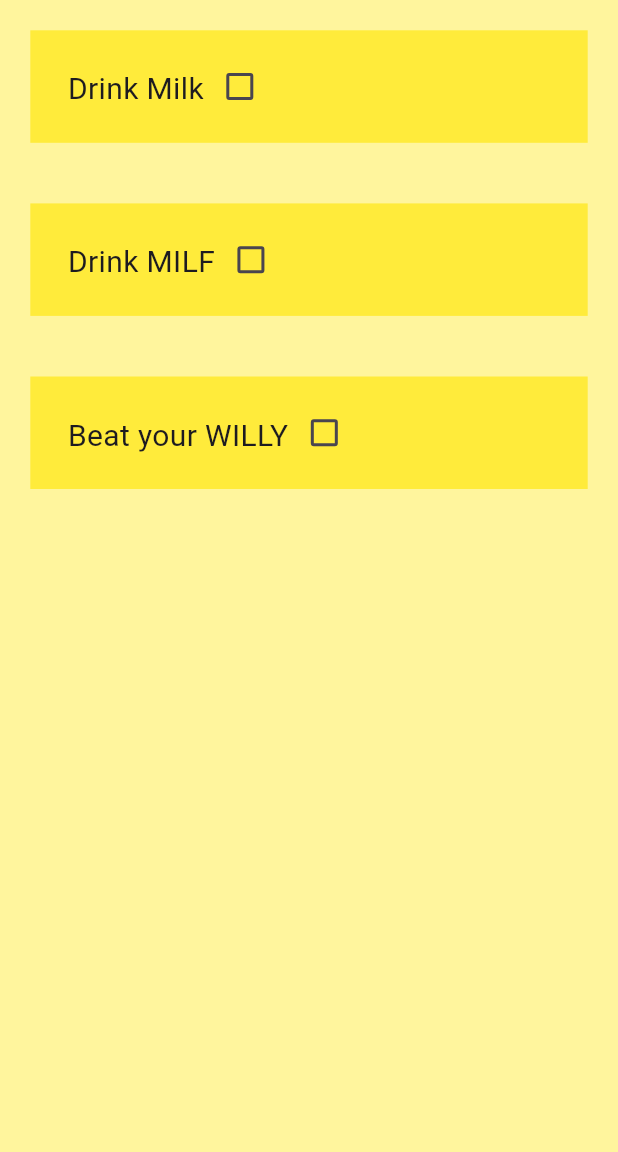
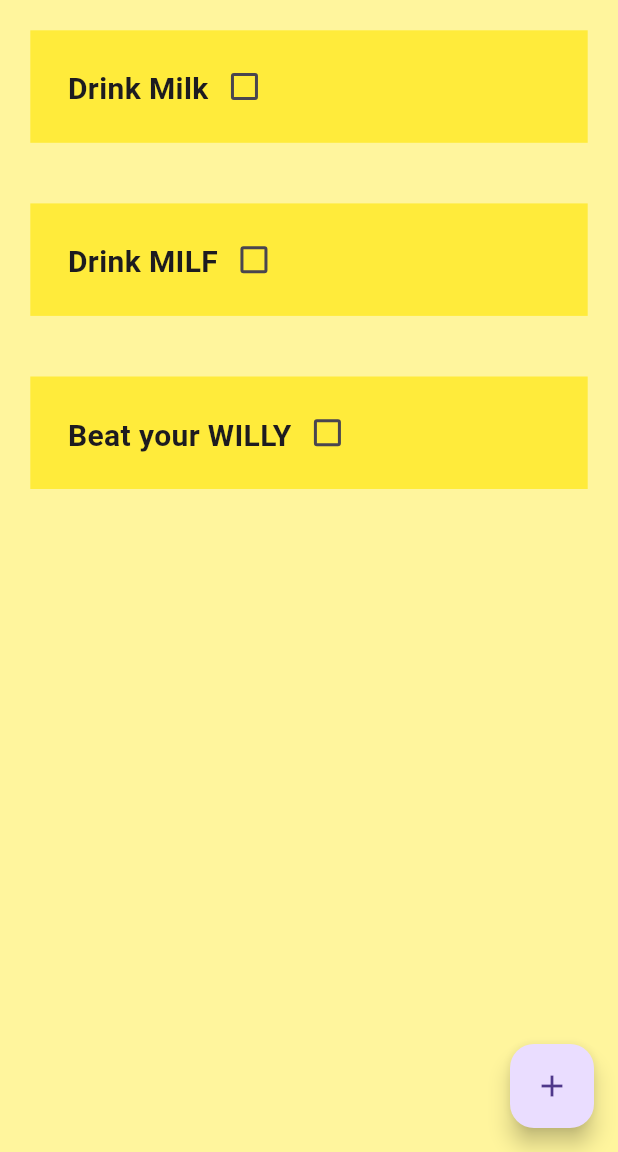
Before and after one commit to SemantakCodes/Todo-App, a Flutter app: the screen it shows after launch, on a phone screen of 412 x 824 dp, the part 84-1236 px from its top. Run offline on Flutter 3.47's test engine with Material 3 defaults, Android fonts, the phone set to English and light mode, and no system bars.

```diff
--- a/lib/main.dart
+++ b/lib/main.dart
@@ -1,5 +1,5 @@
 import 'package:flutter/material.dart';
-import 'package:todo_app/todo_page.dart';
+import 'package:todo_app/pages/home_page.dart';
 
 void main() {
   runApp(const MainApp());
--- a/lib/todo_page.dart
+++ b/lib/pages/home_page.dart
@@ -1,7 +1,8 @@
 // ignore_for_file: non_constant_identifier_names
 
 import 'package:flutter/material.dart';
-import 'package:todo_app/note_pages.dart';
+import 'package:todo_app/utils/dialouge_box.dart';
+import 'package:todo_app/utils/todo_tiles.dart';
 
 class TodoPage extends StatefulWidget {
   const TodoPage({super.key});
@@ -24,26 +25,50 @@ class _TodoPageState extends State<TodoPage> {
     );
   }
 
+  //Create a new task
+  void createNewTask(){
+    showDialog
+    (
+      context: context,
+      builder: (context)
+      {
+        return DialougeBox
+        (
+
+        );
+      }
+    );
+  }
+
   @override
   Widget build(BuildContext context) {
     return Scaffold
     (
       backgroundColor: Colors.yellow[200],
-      appBar: AppBar(
+      appBar: AppBar
+      (
         backgroundColor: Colors.yellow,
         elevation: 0,
         title: Text("TO DO APP"),
         centerTitle: true,
-        ),
+      ),
 
-      body:
-      ListView.builder(
+      floatingActionButton: FloatingActionButton
+      (
+        onPressed: createNewTask,
+        child: Icon(Icons.add),
+      ),
+      body: ListView.builder
+      (
         itemCount: ToDoTile.length,
-        itemBuilder: (context, index){
-          return Notepages(
-          taskCompleted: ToDoTile[index][1],
-          taskName: ToDoTile[index][0],
-          onChanged: (value) => checkBoxChanged(value, index),
+
+        itemBuilder: (context, index)
+        {
+          return Notepages
+          (
+            taskCompleted: ToDoTile[index][1],
+            taskName: ToDoTile[index][0],
+            onChanged: (value) => checkBoxChanged(value, index),
           );
         }
 
--- a/lib/note_Pages.dart
+++ b/lib/utils/todo_tiles.dart
@@ -29,9 +29,16 @@ class Notepages extends StatelessWidget {
           Text(
             taskName,
             style: TextStyle(
-            fontSize: 20),
+            fontSize: 20,
+            fontWeight: FontWeight.bold,
+            decoration: taskCompleted ? TextDecoration.lineThrough : TextDecoration.none,
+            ),
           ),
-          Checkbox(value: taskCompleted, onChanged: onChanged)
+          Checkbox(
+            value: taskCompleted,
+            onChanged: onChanged,
+            activeColor: Colors.black,
+          ),
           ],
         )
 
```
Also changed, not shown: lib/new_add_button.dart (deleted, +0 -15 lines), lib/utils/dialouge_box.dart (added, +43 -0 lines), lib/utils/my_buttons.dart (added).
